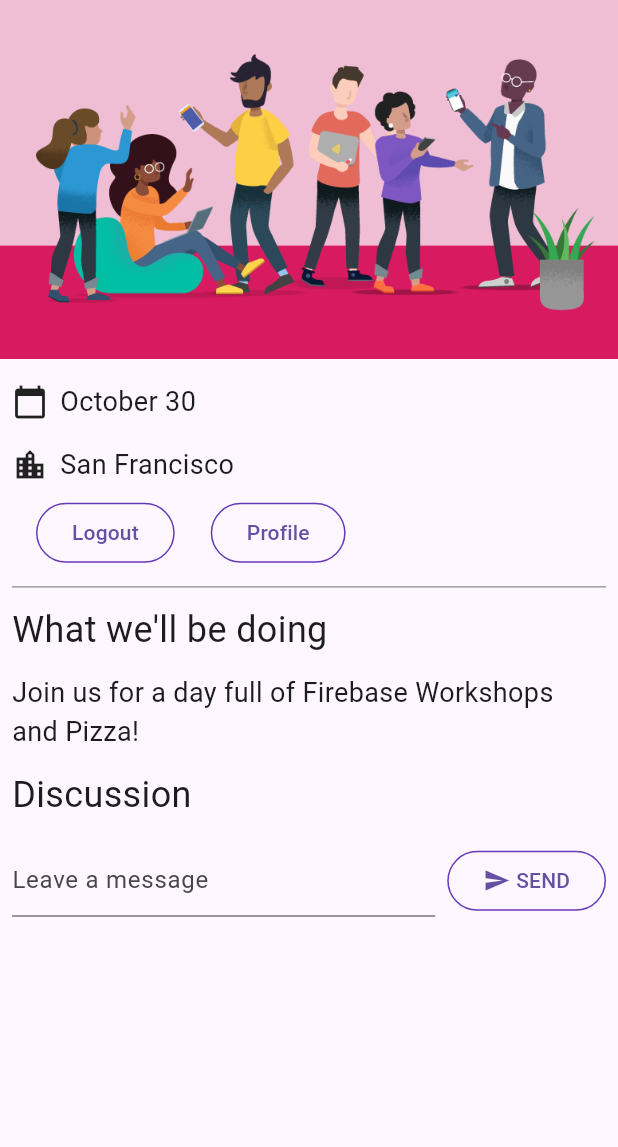
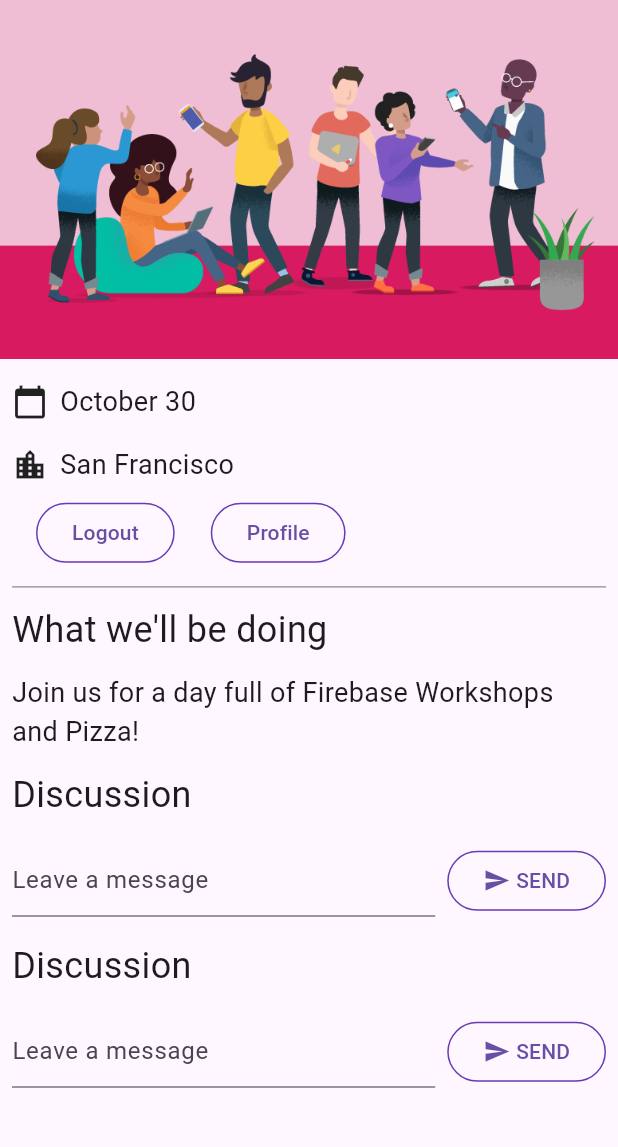
Before and after one commit to WanderJ08/Firebase-Flutter-Codelab, a Flutter app: the screen it shows once a user with an empty profile is signed in, on a phone screen of 412 x 824 dp, the part 84-1231 px from its top. Run offline on Flutter 3.47's test engine with Material 3 defaults, Android fonts, the phone set to English and light mode, and no system bars; our stand-ins replace cloud_firestore, firebase_auth, firebase_core, go_router, google_fonts; missing offline and left inert: firebase_ui_auth; accounts and stored records are empty.

Commit message:
Feat:Message-to-database-connections

```diff
--- a/lib/home_page.dart
+++ b/lib/home_page.dart
@@ -8,6 +8,7 @@ import 'guest_book.dart'; // new
 import 'app_state.dart'; // new
 import 'src/authentication.dart'; // new
 import 'src/widgets.dart';
+import 'guest_book.dart';
 
 class HomePage extends StatelessWidget {
   const HomePage({super.key});
@@ -44,6 +45,20 @@ class HomePage extends StatelessWidget {
           const Paragraph(
             'Join us for a day full of Firebase Workshops and Pizza!',
           ),
+          Consumer<ApplicationState>(
+            builder: (context, appState, _) => Column(
+              crossAxisAlignment: CrossAxisAlignment.start,
+              children: [
+                if (appState.loggedIn) ...[
+                  const Header('Discussion'),
+                  GuestBook(
+                    addMessage: (message) =>
+                        appState.addMessageToGuestBook(message),
+                  ),
+                ],
+              ],
+            ),
+          ),
           const Header('Discussion'),
           GuestBook(addMessage: (message) => print(message)),
         ],
```
Also changed, not shown: lib/app_state.dart (+16 -0 lines).
